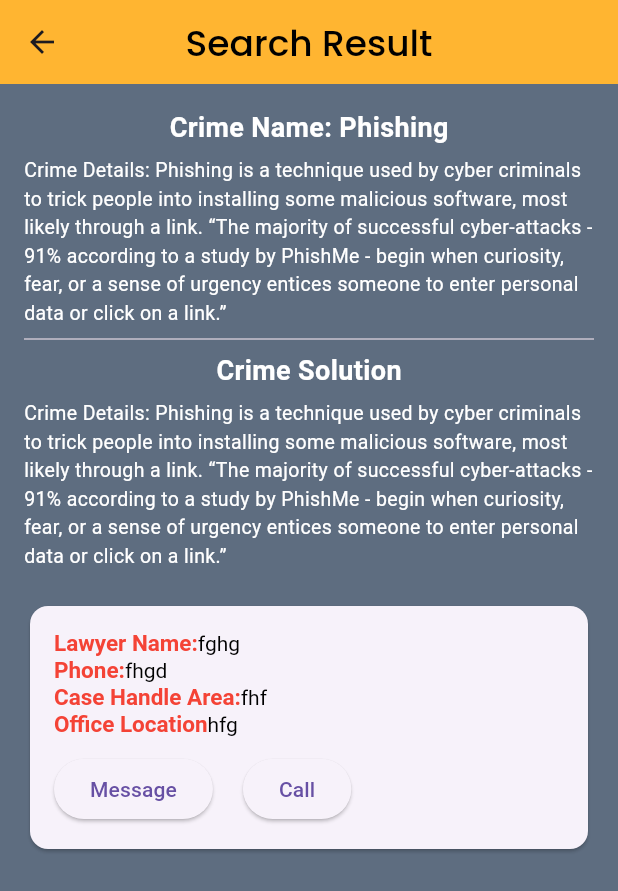
After one commit to abdurrakibrafi/lawer_finder, a Flutter app: the HomeView screen opened directly, after a tap on the "send" icon, on a phone screen of 412 x 824 dp. The commit adds this screen. Shown: the top 891 px of the screen. Run offline on Flutter 3.47's test engine with Material 3 defaults, Android fonts, the light colour scheme and no system bars; our stand-ins replace cloud_firestore, firebase_auth, firebase_core, flashy_tab_bar2, fluttertoast, get and 4 more; accounts and stored records are empty.

Commit message:
lawer list

```diff
--- a/lawer_finder/lib/app/constants.dart
+++ b/lawer_finder/lib/app/constants.dart
@@ -4,5 +4,5 @@ class AppConstant {
   static const String appTitle = "Save The Law Time";
   static const String lawerTitle = "Lawer List";
   static const String myProfile = "My Profile";
-
+  static const String searchScreen = "Search Result";
 }
--- a/lawer_finder/lib/views/home/home-view.dart
+++ b/lawer_finder/lib/views/home/home-view.dart
@@ -4,6 +4,7 @@ import 'package:flutter/material.dart';
 import 'package:lawer_finder/app/constants.dart';
 import 'package:lawer_finder/app/theme.dart';
 import 'package:lawer_finder/utils/theme/theme.dart';
+import 'package:lawer_finder/views/search%20screen/search_screen.dart';
 import 'package:lawer_finder/widgets/text.dart';
 import 'package:lottie/lottie.dart';
 import '../../utils/size/size.dart';
@@ -39,7 +40,6 @@ class _HomeViewState extends State<HomeView> {
       case PermissionStatus.restricted:
         break;
       case PermissionStatus.provisional:
-      // TODO: Handle this case.
     }
   }
 
@@ -56,12 +56,10 @@ class _HomeViewState extends State<HomeView> {
     }
   }
 
-  /// This has to happen only once per app
   void _initSpeech() async {
     _speechEnabled = await _speechToText.initialize();
   }
 
-  /// Each time to start a speech recognition session
   void _startListening() async {
     await _speechToText.listen(
       onResult: _onSpeechResult,
@@ -74,10 +72,6 @@ class _HomeViewState extends State<HomeView> {
     setState(() {});
   }
 
-  /// Manually stop the active speech recognition session
-  /// Note that there are also timeouts that each platform enforces
-  /// and the SpeechToText plugin supports setting timeouts on the
-  /// listen method.
   void _stopListening() async {
     await _speechToText.stop();
     setState(() {});
@@ -135,12 +129,12 @@ class _HomeViewState extends State<HomeView> {
                 children: [
                   const Expanded(
                     child: HomeCrimeTypeItem(
-                        title: "Crime", subtitle: "Know Aboute Crime"),
+                        title: "Crime", subtitle: "Know About Crime"),
                   ),
                   box(20),
                   const Expanded(
                     child: HomeCrimeTypeItem(
-                        title: "Civil", subtitle: "Know Aboute Civil"),
+                        title: "Civil", subtitle: "Know About Civil"),
                   ),
                 ],
               ),
@@ -223,10 +217,19 @@ class _HomeViewState extends State<HomeView> {
                     const SizedBox(
                       width: 8,
                     ),
-                    Icon(
-                      Icons.send,
-                      color: Colors.amber,
-                      size: 32,
+                    InkWell(
+                      onTap: () {
+                        Navigator.push(
+                          context,
+                          MaterialPageRoute(
+                              builder: (context) => SearchScreen()),
+                        );
+                      },
+                      child: Icon(
+                        Icons.send,
+                        color: Colors.amber,
+                        size: 32,
+                      ),
                     )
                   ],
                 ),
--- /dev/null
+++ b/lawer_finder/lib/views/search screen/search_screen.dart
@@ -0,0 +1,124 @@
+// ignore_for_file: prefer_const_constructors, prefer_const_literals_to_create_immutables
+import 'package:flutter/material.dart';
+import 'package:lawer_finder/app/constants.dart';
+import 'package:lawer_finder/app/theme.dart';
+import 'package:lawer_finder/widgets/custom_rich_text.dart';
+import 'package:lawer_finder/widgets/text.dart';
+
+class SearchScreen extends StatefulWidget {
+  const SearchScreen({Key? key}) : super(key: key);
+
+  @override
+  State<SearchScreen> createState() => _SearchScreenState();
+}
+
+class _SearchScreenState extends State<SearchScreen> {
+  @override
+  Widget build(BuildContext context) {
+    return Scaffold(
+      backgroundColor: AppTheme.primaryColor.withOpacity(0.9),
+      appBar: AppBar(
+        backgroundColor: AppTheme.higlightColor,
+        centerTitle: true,
+        title: PText(
+          text: AppConstant.searchScreen,
+          fontSize: 24.0,
+        ),
+      ),
+      body: Padding(
+        padding: const EdgeInsets.all(16.0),
+        child: Column(
+          crossAxisAlignment: CrossAxisAlignment.start,
+          children: [
+            Center(
+              child: Text(
+                'Crime Name: Phishing',
+                style: TextStyle(
+                  fontSize: 18,
+                  fontWeight: FontWeight.bold,
+                  color: Colors.white,
+                ),
+              ),
+            ),
+            SizedBox(
+              height: 6,
+            ),
+            Text(
+              'Crime Details: Phishing is a technique used by cyber criminals to trick people into installing some malicious software, most likely through a link. “The majority of successful cyber-attacks - 91% according to a study by PhishMe - begin when curiosity, fear, or a sense of urgency entices someone to enter personal data or click on a link.”',
+              style: TextStyle(
+                fontSize: 13,
+                color: Colors.white,
+              ),
+            ),
+            Divider(),
+            Center(
+              child: Text(
+                'Crime Solution',
+                style: TextStyle(
+                  fontSize: 18,
+                  fontWeight: FontWeight.bold,
+                  color: Colors.white,
+                ),
+              ),
+            ),
+            SizedBox(
+              height: 6,
+            ),
+            Text(
+              'Crime Details: Phishing is a technique used by cyber criminals to trick people into installing some malicious software, most likely through a link. “The majority of successful cyber-attacks - 91% according to a study by PhishMe - begin when curiosity, fear, or a sense of urgency entices someone to enter personal data or click on a link.”',
+              style: TextStyle(
+                fontSize: 13,
+                color: Colors.white,
+              ),
+            ),
+            SizedBox(height: 20),
+            Card(
+              child: Padding(
+                padding: const EdgeInsets.all(16.0),
+                child: Column(
+                  crossAxisAlignment: CrossAxisAlignment.start,
+                  children: [
+                    CustomRichText(
+                      title: 'Lawyer Name:',
+                      subtitle: 'fghg',
+                    ),
+                    CustomRichText(
+                      title: 'Phone:',
+                      subtitle: 'fhgd',
+                    ),
+                    CustomRichText(
+                      title: 'Case Handle Area:',
+                      subtitle: 'fhf',
+                    ),
+                    CustomRichText(
+                      title: 'Office Location',
+                      subtitle: 'hfg',
+                    ),
+                    SizedBox(height: 10),
+                    Row(
+                      children: [
+                        ElevatedButton(
+                          onPressed: () {
+                            // Implement your hire logic
+                          },
+                          child: Text("Message"),
+                        ),
+                        SizedBox(width: 20),
+                        ElevatedButton(
+                          onPressed: () {
+                            // Implement your call logic
+                          },
+                          child: Text("Call"),
+                        ),
+                      ],
+                    ),
+                  ],
+                ),
+              ),
+            ),
+          ],
+        ),
+      ),
+    );
+  }
+}
```
